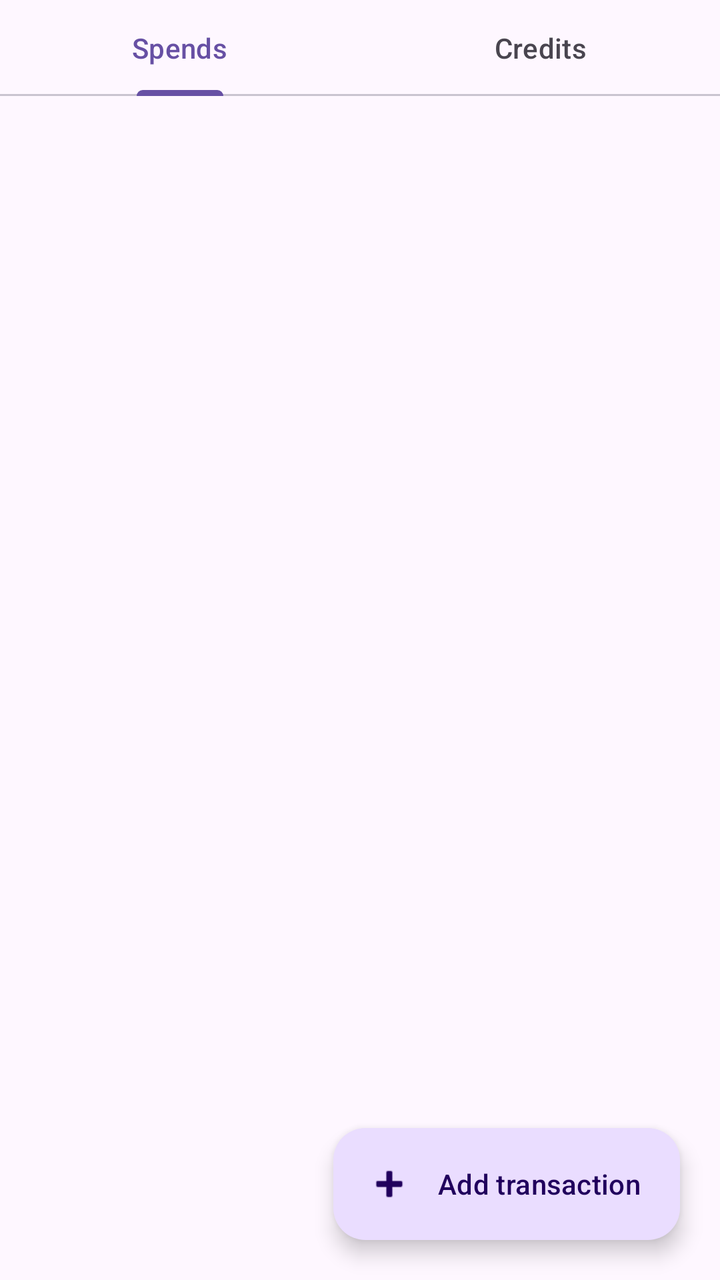
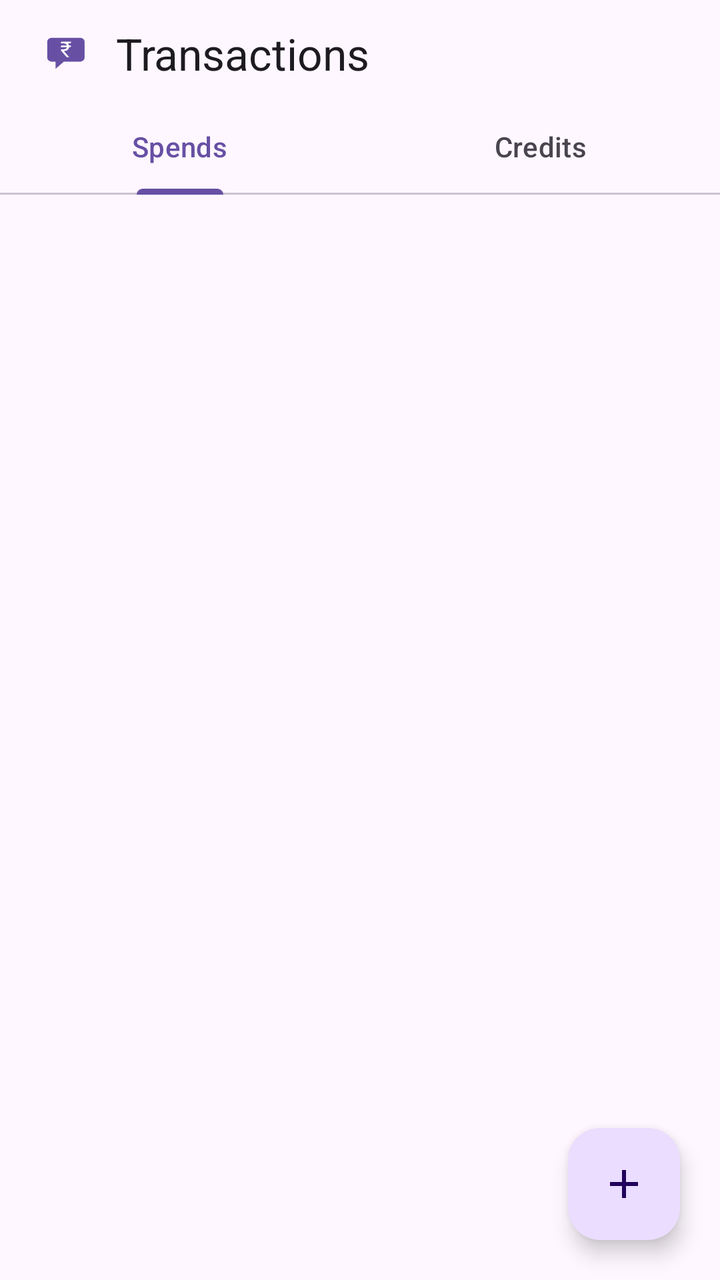

Screens rendered from an Android XML layout before and after an edit, with the pre-edit source and the edit as a unified diff.
<!-- AndroidManifest.xml: application theme Theme.Xpendiq -->
<!-- res/layout/fragment_transactions.xml -->
<?xml version="1.0" encoding="utf-8"?>
<LinearLayout xmlns:android="http://schemas.android.com/apk/res/android"
    xmlns:app="http://schemas.android.com/apk/res-auto"
    android:layout_width="match_parent"
    android:layout_height="match_parent"
    android:orientation="vertical">

    <com.google.android.material.tabs.TabLayout
        android:id="@+id/tabs"
        android:layout_width="match_parent"
        android:layout_height="wrap_content"
        app:tabMode="fixed"
        app:tabGravity="fill">

        <com.google.android.material.tabs.TabItem
            android:layout_width="wrap_content"
            android:layout_height="wrap_content"
            android:text="@string/tab_spends" />

        <com.google.android.material.tabs.TabItem
            android:layout_width="wrap_content"
            android:layout_height="wrap_content"
            android:text="@string/tab_credits" />

    </com.google.android.material.tabs.TabLayout>

    <FrameLayout
        android:layout_width="match_parent"
        android:layout_height="0dp"
        android:layout_weight="1">

        <androidx.recyclerview.widget.RecyclerView
            android:id="@+id/recycler"
            android:layout_width="match_parent"
            android:layout_height="match_parent"
            android:clipToPadding="false"
            android:paddingBottom="96dp" />

        <TextView
            android:id="@+id/empty"
            android:layout_width="wrap_content"
            android:layout_height="wrap_content"
            android:layout_gravity="center"
            android:text="@string/empty_transactions"
            android:textAppearance="?attr/textAppearanceBodyMedium"
            android:textColor="?attr/colorOnSurfaceVariant"
            android:visibility="gone" />

        <com.google.android.material.floatingactionbutton.ExtendedFloatingActionButton
            android:id="@+id/add_fab"
            android:layout_width="wrap_content"
            android:layout_height="wrap_content"
            android:layout_gravity="bottom|end"
            android:layout_margin="20dp"
            android:text="@string/edit_add_title"
            app:icon="@android:drawable/ic_input_add" />

    </FrameLayout>

</LinearLayout>
<!-- resources referenced by this layout -->
<resources>
  <string name="edit_add_title">Add transaction</string>
  <string name="empty_transactions">No transactions yet</string>
  <string name="tab_credits">Credits</string>
  <string name="tab_spends">Spends</string>
  <style name="Theme.Xpendiq" parent="Base.Theme.Xpendiq" />
  <style name="Base.Theme.Xpendiq" parent="Theme.Material3.DayNight.NoActionBar">
          
          
      </style>
</resources>

<!-- the commit's change to res/layout/fragment_transactions.xml (unified diff, before → after) -->
@@ -4,6 +4,33 @@
     android:layout_width="match_parent"
     android:layout_height="match_parent"
     android:orientation="vertical">
+
+    
+    <LinearLayout
+        android:layout_width="match_parent"
+        android:layout_height="wrap_content"
+        android:gravity="center_vertical"
+        android:orientation="horizontal"
+        android:paddingHorizontal="20dp"
+        android:paddingTop="12dp"
+        android:paddingBottom="8dp">
+
+        <ImageView
+            android:layout_width="28dp"
+            android:layout_height="28dp"
+            android:contentDescription="@string/app_name"
+            android:src="@drawable/ic_brand_mark" />
+
+        <TextView
+            android:layout_width="0dp"
+            android:layout_height="wrap_content"
+            android:layout_marginStart="10dp"
+            android:layout_weight="1"
+            android:text="@string/transactions_title"
+            android:textAppearance="?attr/textAppearanceTitleLarge"
+            android:textColor="?attr/colorOnSurface" />
+
+    </LinearLayout>
 
     <com.google.android.material.tabs.TabLayout
         android:id="@+id/tabs"
@@ -34,6 +61,7 @@
             android:layout_width="match_parent"
             android:layout_height="match_parent"
             android:clipToPadding="false"
+            android:paddingTop="6dp"
             android:paddingBottom="96dp" />
 
         <TextView
@@ -46,14 +74,14 @@
             android:textColor="?attr/colorOnSurfaceVariant"
             android:visibility="gone" />
 
-        <com.google.android.material.floatingactionbutton.ExtendedFloatingActionButton
+        <com.google.android.material.floatingactionbutton.FloatingActionButton
             android:id="@+id/add_fab"
             android:layout_width="wrap_content"
             android:layout_height="wrap_content"
             android:layout_gravity="bottom|end"
             android:layout_margin="20dp"
-            android:text="@string/edit_add_title"
-            app:icon="@android:drawable/ic_input_add" />
+            android:contentDescription="@string/edit_add_title"
+            app:srcCompat="@drawable/ic_add" />
 
     </FrameLayout>
 
<!-- resource entries referenced after the edit -->
@@ -1,13 +1,44 @@
 <!-- resources referenced by this layout -->
 <resources>
+  <!-- drawable ic_add (drawable) -->
+  <vector xmlns:android="http://schemas.android.com/apk/res/android"
+      android:width="24dp"
+      android:height="24dp"
+      android:tint="?attr/colorControlNormal"
+      android:viewportWidth="24"
+      android:viewportHeight="24">
+      <path
+          android:fillColor="@android:color/white"
+          android:pathData="M19,13h-6v6h-2v-6H5v-2h6V5h2v6h6v2z" />
+  </vector>
+  <!-- drawable ic_brand_mark (drawable) -->
+  <?xml version="1.0" encoding="utf-8"?>
+  <vector xmlns:android="http://schemas.android.com/apk/res/android"
+      android:width="28dp"
+      android:height="28dp"
+      android:viewportWidth="108"
+      android:viewportHeight="108">
+      <path
+          android:fillColor="#6750A4"
+          android:pathData="M22,24h56a8,8 0 0 1 8,8v30a8,8 0 0 1 -8,8H46l-16,14v-14h-8a8,8 0 0 1 -8,-8V32a8,8 0 0 1 8,-8z" />
+      <path
+          android:fillColor="#FFFFFF"
+          android:pathData="M59.99755859375,38.88140625 59.05419921875,42.121640625H40.02294921875L40.96630859375,38.88140625ZM51.46630859375,61.44 40.61767578125,48.766171875 40.59716796875,46.223203125H45.60107421875Q47.77490234375,46.223203125 49.2001953125,45.49517578125Q50.62548828125,44.7671484375 51.34326171875,43.516171875Q52.06103515625,42.2651953125 52.06103515625,40.7066015625Q52.06103515625,38.9634375 51.38427734375,37.64068359375Q50.70751953125,36.3179296875 49.26171875,35.56939453125Q47.81591796875,34.820859375 45.47802734375,34.820859375H40.06396484375L41.02783203125,31.580624999999998H45.47802734375Q49.04638671875,31.580624999999998 51.3740234375,32.65728515625Q53.70166015625,33.7339453125 54.85009765625,35.7847265625Q55.99853515625,37.8355078125 55.99853515625,40.7476171875Q55.99853515625,43.2495703125 55.044921875,45.22857421875Q54.09130859375,47.207578125 51.9072265625,48.3355078125Q49.72314453125,49.4634375 46.03173828125,49.4634375L56.12158203125,61.19390625V61.44ZM59.99755859375,31.580624999999998 59.05419921875,34.820859375H43.71435546875L44.65771484375,31.580624999999998Z" />
+  </vector>
+  <string name="app_name">Xpendiq</string>
   <string name="edit_add_title">Add transaction</string>
   <string name="empty_transactions">No transactions yet</string>
   <string name="tab_credits">Credits</string>
   <string name="tab_spends">Spends</string>
+  <string name="transactions_title">Transactions</string>
   <style name="Theme.Xpendiq" parent="Base.Theme.Xpendiq" />
   <style name="Base.Theme.Xpendiq" parent="Theme.Material3.DayNight.NoActionBar">
           
-          
+          <item name="materialCardViewStyle">@style/Widget.Xpendiq.Card</item>
+      </style>
+  <style name="Widget.Xpendiq.Card" parent="Widget.Material3.CardView.Filled">
+          <item name="cardBackgroundColor">?attr/colorSurfaceContainerHigh</item>
+          <item name="cardElevation">0dp</item>
       </style>
 </resources>
 
